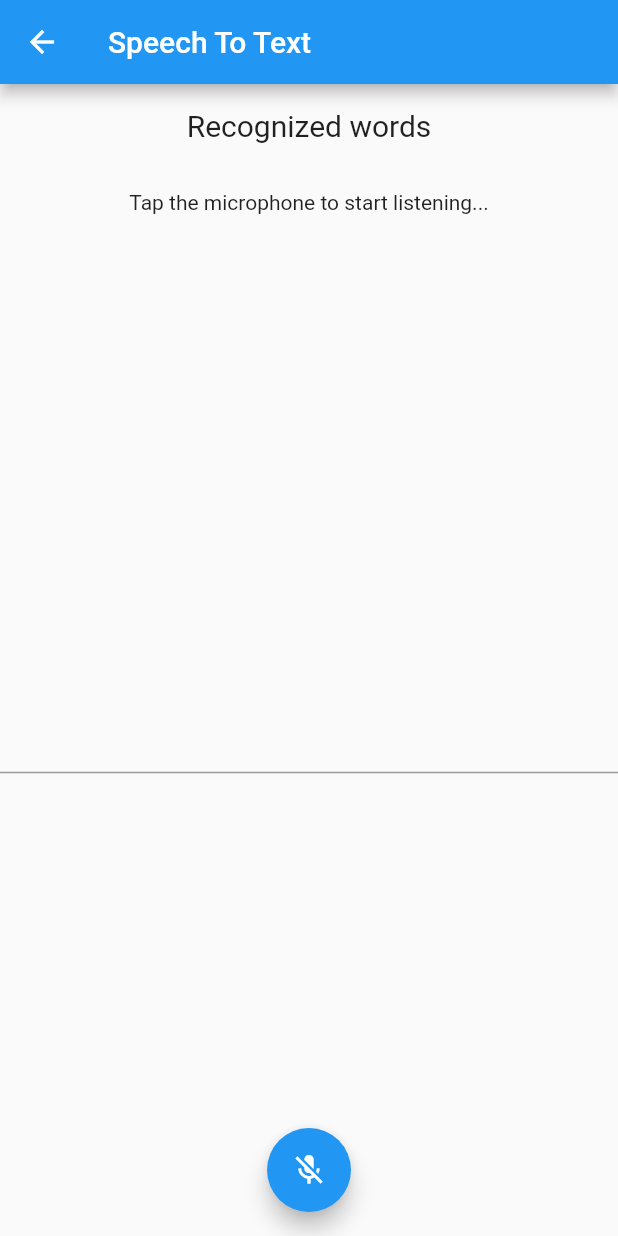
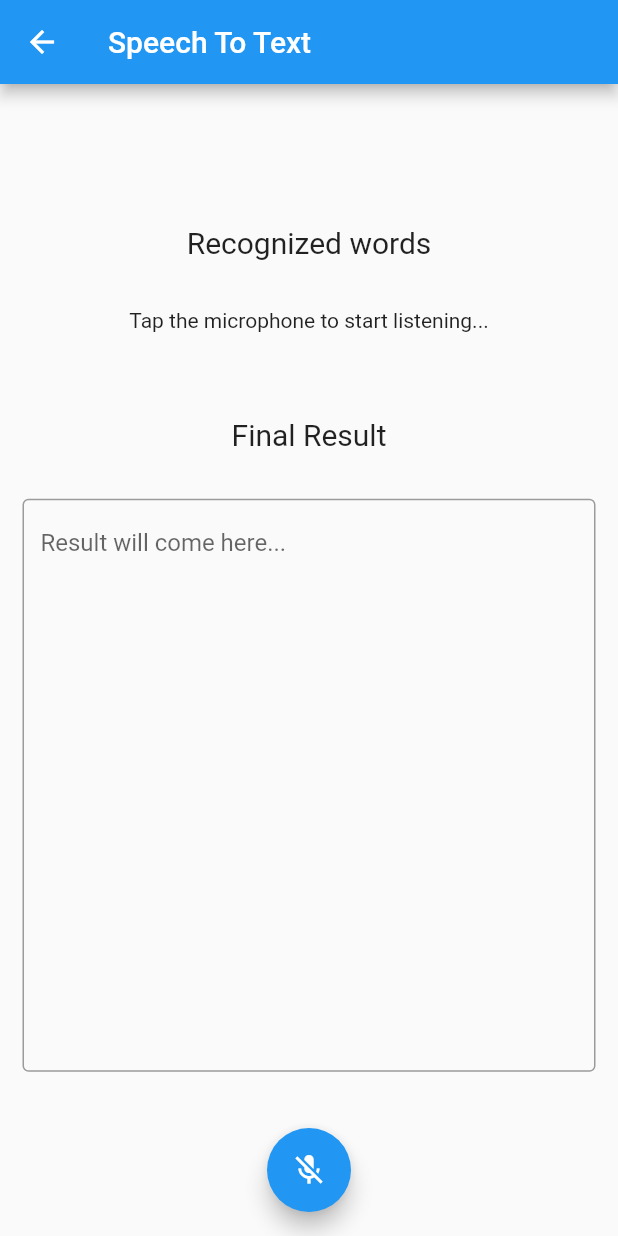
Before and after one commit to AKASHANGADII/signals_project, a Flutter app: the SpeechToTextScreen screen opened by its route, on a phone screen of 412 x 824 dp. Run offline on Flutter 3.47's test engine with Material 2 defaults, Android fonts, the phone set to English and light mode, and no system bars; our stand-ins replace speech_to_text; missing offline and left inert: text_to_speech.

Commit message:
improved UX

```diff
--- a/lib/screens/speech_to_text_screen.dart
+++ b/lib/screens/speech_to_text_screen.dart
@@ -15,7 +15,7 @@ class _SpeechToTextScreenState extends State<SpeechToTextScreen> {
   SpeechToText _speechToText = SpeechToText();
   bool _speechEnabled = false;
   String _lastWords = '';
-  TextEditingController _text = TextEditingController();
+  TextEditingController _textController = TextEditingController();
 
   @override
   void initState() {
@@ -43,7 +43,7 @@ class _SpeechToTextScreenState extends State<SpeechToTextScreen> {
     setState(() {
       _lastWords = result.recognizedWords;
       if (result.finalResult) {
-        _text.text = _text.text + _lastWords;
+        _textController.text = _textController.text + " " + _lastWords;
       }
     });
 
@@ -57,18 +57,18 @@ class _SpeechToTextScreenState extends State<SpeechToTextScreen> {
         title: const Text('Speech To Text'),
       ),
       body: Center(
+        child: SingleChildScrollView(
           child: Column(
-          mainAxisAlignment: MainAxisAlignment.center,
+            mainAxisAlignment: MainAxisAlignment.start,
             children: <Widget>[
               Container(
-              padding: const EdgeInsets.all(16),
+                padding: const EdgeInsets.only(right: 16,left: 16,bottom: 16),
                 child: const Text(
                   'Recognized words',
                   style: TextStyle(fontSize: 20.0),
                 ),
               ),
-            Expanded(
-              child: Container(
+              Container(
                 padding: EdgeInsets.all(16),
                 child: Text(
                   _speechToText.isListening
@@ -78,14 +78,30 @@ class _SpeechToTextScreenState extends State<SpeechToTextScreen> {
                       : 'Speech not available',
                 ),
               ),
+              SizedBox(height: 25,),
+              Container(
+                padding: const EdgeInsets.all(16),
+                child: const Text(
+                  'Final Result',
+                  style: TextStyle(fontSize: 20.0),
                 ),
-            Expanded(child: TextField(
-              controller: _text,
+              ),
+              Container(
+                height: MediaQuery.of(context).size.height/2,
+                child: Padding(
+                  padding: const EdgeInsets.all(15.0),
+                  child: TextField(
+                    controller: _textController,
+                    maxLines: 100,
                     decoration: InputDecoration(
-
+                      hintText: "Result will come here...",
+                      border: OutlineInputBorder()
                     ),
-            ))
+                  ),
+                ),
+              )
             ],
+          ),
         ),
       ),
       floatingActionButton: FloatingActionButton(
```
Lines whose indentation alone changed are shown as unchanged.
